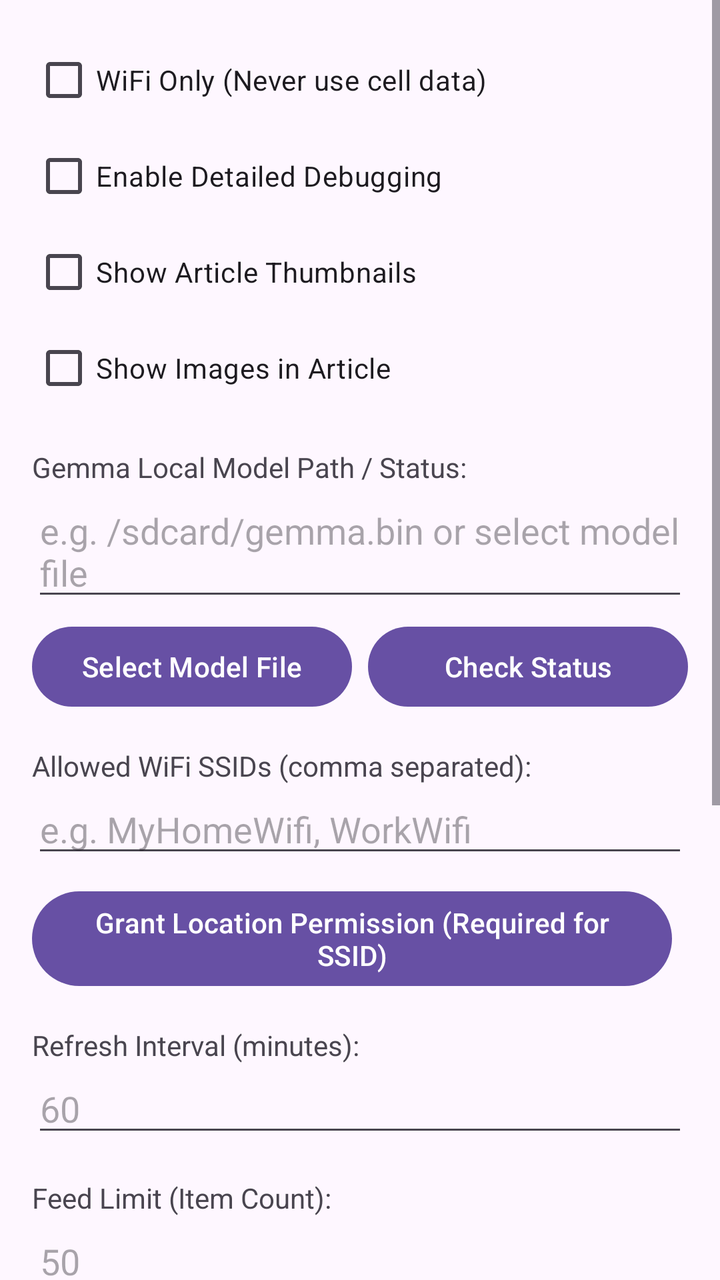
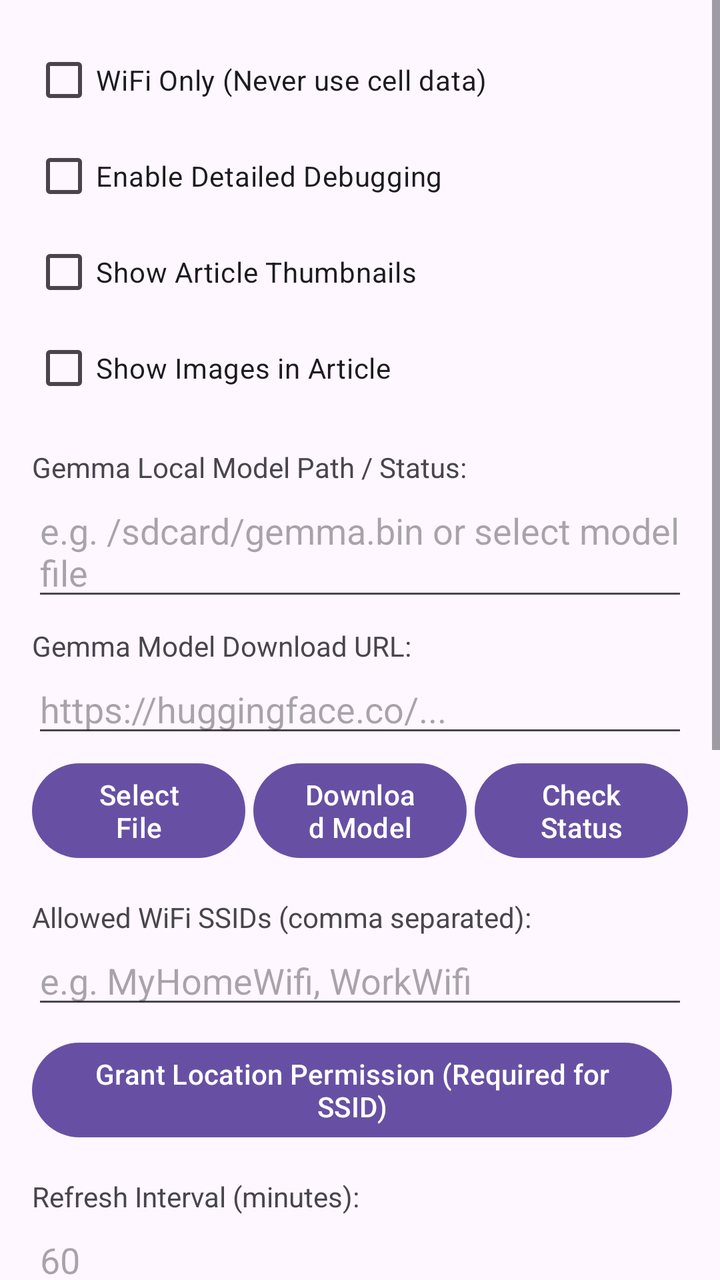

Two renders of the same Android screen: before a commit and after it. Below are the layout's source before the change and the commit's diff.
<!-- AndroidManifest.xml: application theme Theme.OfflineBrowser -->
<!-- res/layout/activity_settings.xml -->
<?xml version="1.0" encoding="utf-8"?>
<ScrollView xmlns:android="http://schemas.android.com/apk/res/android"
    android:layout_width="match_parent"
    android:layout_height="match_parent"
    android:fillViewport="true">

    <LinearLayout
        android:layout_width="match_parent"
        android:layout_height="wrap_content"
        android:orientation="vertical"
        android:padding="16dp">

        <CheckBox
            android:id="@+id/cbWifiOnly"
            android:layout_width="wrap_content"
            android:layout_height="wrap_content"
            android:text="WiFi Only (Never use cell data)" />

        <CheckBox
            android:id="@+id/cbDetailedDebugging"
            android:layout_width="wrap_content"
            android:layout_height="wrap_content"
            android:text="Enable Detailed Debugging" />

        <CheckBox
            android:id="@+id/cbShowArticleThumbnails"
            android:layout_width="wrap_content"
            android:layout_height="wrap_content"
            android:text="Show Article Thumbnails" />

        <CheckBox
            android:id="@+id/cbShowImagesInArticle"
            android:layout_width="wrap_content"
            android:layout_height="wrap_content"
            android:text="Show Images in Article" />

        <Button
            android:id="@+id/btnDownloadLogs"
            android:layout_width="wrap_content"
            android:layout_height="wrap_content"
            android:text="Download Debug Logs"
            android:visibility="gone"
            android:layout_marginTop="8dp"/>

        <TextView
            android:layout_width="wrap_content"
            android:layout_height="wrap_content"
            android:text="Gemma Local Model Path / Status:"
            android:layout_marginTop="16dp"/>

        <EditText
            android:id="@+id/etGemmaModelPath"
            android:layout_width="match_parent"
            android:layout_height="wrap_content"
            android:hint="e.g. /sdcard/gemma.bin or select model file" />

        <LinearLayout
            android:layout_width="match_parent"
            android:layout_height="wrap_content"
            android:orientation="horizontal"
            android:layout_marginTop="4dp">

            <Button
                android:id="@+id/btnSelectGemmaModel"
                android:layout_width="0dp"
                android:layout_height="wrap_content"
                android:layout_weight="1"
                android:text="Select Model File"
                android:layout_marginEnd="4dp"/>

            <Button
                android:id="@+id/btnCheckGemmaStatus"
                android:layout_width="0dp"
                android:layout_height="wrap_content"
                android:layout_weight="1"
                android:text="Check Status"
                android:layout_marginStart="4dp"/>
        </LinearLayout>

        <TextView
            android:layout_width="wrap_content"
            android:layout_height="wrap_content"
            android:text="Allowed WiFi SSIDs (comma separated):"
            android:layout_marginTop="16dp"/>

        <EditText
            android:id="@+id/etSsids"
            android:layout_width="match_parent"
            android:layout_height="wrap_content"
            android:hint="e.g. MyHomeWifi, WorkWifi" />

        <Button
            android:id="@+id/btnRequestPerm"
            android:layout_width="wrap_content"
            android:layout_height="wrap_content"
            android:text="Grant Location Permission (Required for SSID)"
            android:layout_marginTop="8dp"/>

        <TextView
            android:layout_width="wrap_content"
            android:layout_height="wrap_content"
            android:text="Refresh Interval (minutes):"
            android:layout_marginTop="16dp"/>

        <EditText
            android:id="@+id/etInterval"
            android:layout_width="match_parent"
            android:layout_height="wrap_content"
            android:inputType="number"
            android:hint="60" />

        <TextView
            android:layout_width="wrap_content"
            android:layout_height="wrap_content"
            android:text="Feed Limit (Item Count):"
            android:layout_marginTop="16dp"/>

        <EditText
            android:id="@+id/etLimitCount"
            android:layout_width="match_parent"
            android:layout_height="wrap_content"
            android:inputType="number"
            android:hint="50" />

        <TextView
            android:layout_width="wrap_content"
            android:layout_height="wrap_content"
            android:text="Feed Limit (Days):"
            android:layout_marginTop="16dp"/>

        <EditText
            android:id="@+id/etLimitDays"
            android:layout_width="match_parent"
            android:layout_height="wrap_content"
            android:inputType="number"
            android:hint="30" />

        <TextView
            android:layout_width="wrap_content"
            android:layout_height="wrap_content"
            android:text="Weather Units:"
            android:layout_marginTop="16dp"/>

        <RadioGroup
            android:id="@+id/rgWeatherUnits"
            android:layout_width="match_parent"
            android:layout_height="wrap_content"
            android:orientation="horizontal">

            <RadioButton
                android:id="@+id/rbMetric"
                android:layout_width="wrap_content"
                android:layout_height="wrap_content"
                android:text="Metric (°C)" />

            <RadioButton
                android:id="@+id/rbImperial"
                android:layout_width="wrap_content"
                android:layout_height="wrap_content"
                android:text="Imperial (°F)"
                android:layout_marginStart="16dp"/>
        </RadioGroup>

        <Button
            android:id="@+id/btnSave"
            android:layout_width="match_parent"
            android:layout_height="wrap_content"
            android:text="Save Settings"
            android:layout_marginTop="24dp"/>

        <LinearLayout
            android:layout_width="match_parent"
            android:layout_height="wrap_content"
            android:orientation="horizontal"
            android:layout_marginTop="16dp"
            android:gravity="center">

            <Button
                android:id="@+id/btnExport"
                android:layout_width="0dp"
                android:layout_height="wrap_content"
                android:layout_weight="1"
                android:text="Backup Config"
                android:layout_marginEnd="4dp"/>

            <Button
                android:id="@+id/btnImport"
                android:layout_width="0dp"
                android:layout_height="wrap_content"
                android:layout_weight="1"
                android:text="Restore Config"
                android:layout_marginStart="4dp"/>
        </LinearLayout>

        <LinearLayout
            android:layout_width="match_parent"
            android:layout_height="wrap_content"
            android:orientation="horizontal"
            android:layout_marginTop="8dp"
            android:gravity="center">

            <Button
                android:id="@+id/btnFullBackup"
                android:layout_width="0dp"
                android:layout_height="wrap_content"
                android:layout_weight="1"
                android:text="Full Backup"
                android:layout_marginEnd="4dp"/>

            <Button
                android:id="@+id/btnFullRestore"
                android:layout_width="0dp"
                android:layout_height="wrap_content"
                android:layout_weight="1"
                android:text="Full Restore"
                android:layout_marginStart="4dp"/>
        </LinearLayout>

    </LinearLayout>
</ScrollView>
<!-- resources referenced by this layout -->
<resources>
  <style name="Theme.OfflineBrowser" parent="Base.Theme.OfflineBrowser" />
  <style name="Base.Theme.OfflineBrowser" parent="Theme.Material3.DayNight.NoActionBar">
          
          
      </style>
</resources>

<!-- the commit's change to res/layout/activity_settings.xml (unified diff, before → after) -->
@@ -54,6 +54,18 @@
             android:layout_height="wrap_content"
             android:hint="e.g. /sdcard/gemma.bin or select model file" />
 
+        <TextView
+            android:layout_width="wrap_content"
+            android:layout_height="wrap_content"
+            android:text="Gemma Model Download URL:"
+            android:layout_marginTop="8dp"/>
+
+        <EditText
+            android:id="@+id/etGemmaModelUrl"
+            android:layout_width="match_parent"
+            android:layout_height="wrap_content"
+            android:hint="https://huggingface.co/..." />
+
         <LinearLayout
             android:layout_width="match_parent"
             android:layout_height="wrap_content"
@@ -65,8 +77,16 @@
                 android:layout_width="0dp"
                 android:layout_height="wrap_content"
                 android:layout_weight="1"
-                android:text="Select Model File"
-                android:layout_marginEnd="4dp"/>
+                android:text="Select File"
+                android:layout_marginEnd="2dp"/>
+
+            <Button
+                android:id="@+id/btnDownloadGemmaModel"
+                android:layout_width="0dp"
+                android:layout_height="wrap_content"
+                android:layout_weight="1"
+                android:text="Download Model"
+                android:layout_marginHorizontal="2dp"/>
 
             <Button
                 android:id="@+id/btnCheckGemmaStatus"
@@ -74,7 +94,7 @@
                 android:layout_height="wrap_content"
                 android:layout_weight="1"
                 android:text="Check Status"
-                android:layout_marginStart="4dp"/>
+                android:layout_marginStart="2dp"/>
         </LinearLayout>
 
         <TextView
